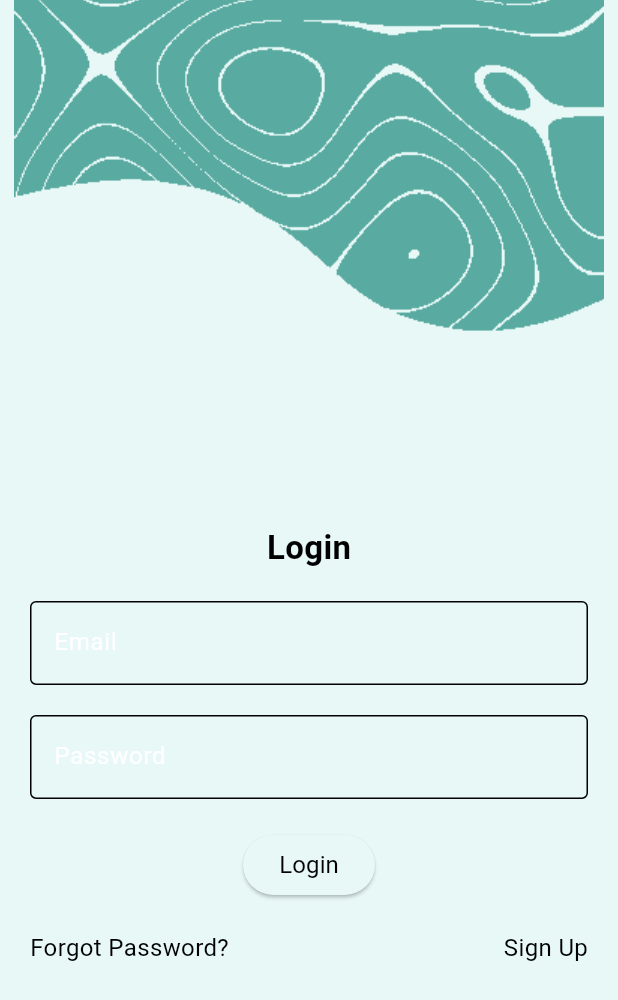
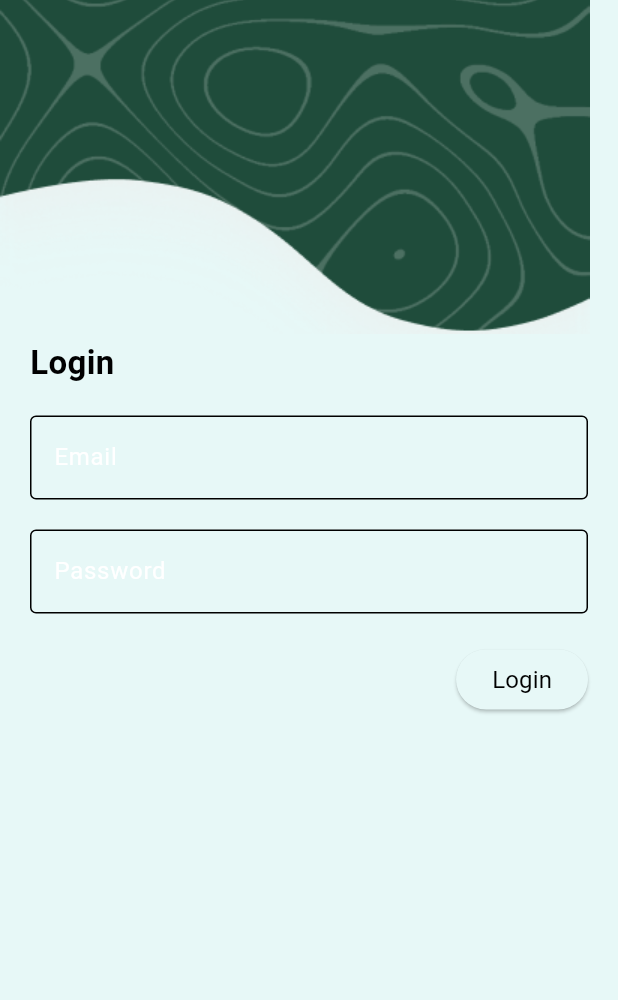
Before and after one commit to dadikas/libary_management, a Flutter app: the screen it shows after launch, after a tap on "Next", on a phone screen of 412 x 824 dp. Shown: the top 1000 px of the screen. Run offline on Flutter 3.47's test engine with Material 3 defaults, Android fonts, the light colour scheme and no system bars; our stand-ins replace equatable, flutter_bloc.

Commit message:
adjust text overflow with box contrains

```diff
--- a/lib/src/core/widget/components/custom_text.dart
+++ b/lib/src/core/widget/components/custom_text.dart
@@ -9,6 +9,8 @@ class CustomText extends StatelessWidget {
   final double fontSize;
   final bool isOverFlow;
   final Color? textColor;
+  final bool softWrap;
+  final int maxLines;
   const CustomText(
     {
       super.key,
@@ -18,7 +20,9 @@ class CustomText extends StatelessWidget {
       this.isCenter = false,
       this.fontSize = TextUtil.textSize,
       this.isOverFlow = false,
+      this.softWrap = true,
       this.textColor,
+      this.maxLines = 1
     }
   );
 
@@ -26,7 +30,7 @@ class CustomText extends StatelessWidget {
   Widget build(BuildContext context) {
     return Text(
       text,
-      overflow: isOverFlow ? TextOverflow.ellipsis : null,
+      overflow: isOverFlow ? TextOverflow.visible : null,
       style: TextStyle(
         fontWeight: isBold ? FontWeight.bold : FontWeight.normal,
         fontSize: fontSize,
@@ -34,6 +38,8 @@ class CustomText extends StatelessWidget {
         color: textColor ?? Theme.of(context).colorScheme.onPrimary
       ),
       textAlign: isCenter ? TextAlign.center : TextAlign.left,
+      softWrap: softWrap,
+      maxLines: maxLines,
     );
   }
 }
--- a/lib/src/features/auth/presentation/pages/signin_page.dart
+++ b/lib/src/features/auth/presentation/pages/signin_page.dart
@@ -16,32 +16,61 @@ class _SigninPageState extends State<SigninPage> {
     return Scaffold(
       body: Stack(
         children: [
-          // Top decoration with animated slide and fade effect
-          AnimatedPositioned(
+          _buildWelcomeSection(context),
+          _buildLoginForm(context),
+          if (!showLogin) _buildNextButton(),
+        ],
+      ),
+    );
+  }
+
+  Widget _buildWelcomeSection(BuildContext context) {
+    return AnimatedPositioned(
       duration: const Duration(milliseconds: 500),
       top: showLogin ? -MediaQuery.of(context).size.height * 0.4 : 0,
       left: 0,
-            right: 0,
       child: Column(
-              mainAxisAlignment: MainAxisAlignment.start,
+        crossAxisAlignment: CrossAxisAlignment.start,
         children: [
           const Image(image: AssetImage('assets/background.png')),
           AnimatedOpacity(
               opacity: showLogin ? 0.0 : 1.0,
               duration: const Duration(milliseconds: 500),
-                  child: const CustomText(
+              child: Padding(
+                padding: const EdgeInsets.only(left: 16.0, right: 40),
+                child: Column(
+                  crossAxisAlignment: CrossAxisAlignment.start,
+                  children: [
+                    const CustomText(
                       text: "Welcome",
+                      fontSize: 32,
                       isBold: true,
                     ),
+                    const SizedBox(height: 8),
+                    Container(
+                      constraints: BoxConstraints(
+                          maxWidth: MediaQuery.of(context).size.width * 0.6),
+                      child: const CustomText(
+                        text:
+                            "Welcome to the library, the place where you can find your favorite books.",
+                        maxLines: 3,
+                        isOverFlow: true,
                       ),
+                    )
                   ],
                 ),
+              )),
+        ],
       ),
+    );
+  }
 
-          // Login form that fades in after the welcome screen is hidden
-          AnimatedPositioned(
+  Widget _buildLoginForm(BuildContext context) {
+    return AnimatedPositioned(
       duration: const Duration(milliseconds: 500),
-            top: showLogin ? MediaQuery.of(context).size.height * 0.3 : MediaQuery.of(context).size.height,
+      top: showLogin
+          ? MediaQuery.of(context).size.height * 0.15
+          : MediaQuery.of(context).size.height,
       left: 0,
       right: 0,
       child: AnimatedOpacity(
@@ -49,15 +78,13 @@ class _SigninPageState extends State<SigninPage> {
         duration: const Duration(milliseconds: 500),
         child: const LoginForm(),
       ),
-          ),
+    );
+  }
 
-          // "Next" button with fade-out effect
-          if (!showLogin)
-            Positioned(
-              bottom: 50,
-              left: 0,
-              right: 0,
-              child: Center(
+  Widget _buildNextButton() {
+    return Positioned(
+      bottom: 10,
+      right: 16,
       child: AnimatedOpacity(
         opacity: showLogin ? 0.0 : 1.0,
         duration: const Duration(milliseconds: 500),
@@ -70,10 +97,6 @@ class _SigninPageState extends State<SigninPage> {
           child: const CustomText(text: "Next"),
         ),
       ),
-              ),
-            ),
-        ],
-      ),
     );
   }
 }
@@ -85,8 +108,8 @@ class LoginForm extends StatelessWidget {
   Widget build(BuildContext context) {
     return Container(
       padding: const EdgeInsets.all(20),
-
       child: Column(
+        crossAxisAlignment: CrossAxisAlignment.start,
         mainAxisSize: MainAxisSize.min,
         children: [
           SizedBox(height: MediaQuery.of(context).size.height * 0.1),
@@ -108,18 +131,16 @@ class LoginForm extends StatelessWidget {
             ),
           ),
           const SizedBox(height: 20),
-          ElevatedButton(
+           Align(
+            alignment: Alignment.centerRight,
+            child: SizedBox(
+              child: ElevatedButton(
                 onPressed: () {},
                 child: const CustomText(text: "Login"),
               ),
+            ),
+          ),
           const SizedBox(height: 20),
-          const Row(
-            mainAxisAlignment: MainAxisAlignment.spaceBetween,
-            children: [
-              CustomText(text: "Forgot Password?", fontSize: 16),
-              CustomText(text: "Sign Up", fontSize: 16),
-            ],
-          ),
         ],
       ),
     );
--- a/pubspec.yaml
+++ b/pubspec.yaml
@@ -38,6 +38,8 @@ dependencies:
   #libary
   equatable: ^2.0.0
   flutter_bloc: ^8.1.6
+  #libary#image
+  flutter_svg: ^2.0.10+1
 
 dev_dependencies:
   flutter_test:
```
Also changed, not shown: assets/background.png, pubspec.lock. Lines whose indentation alone changed are shown as unchanged.
